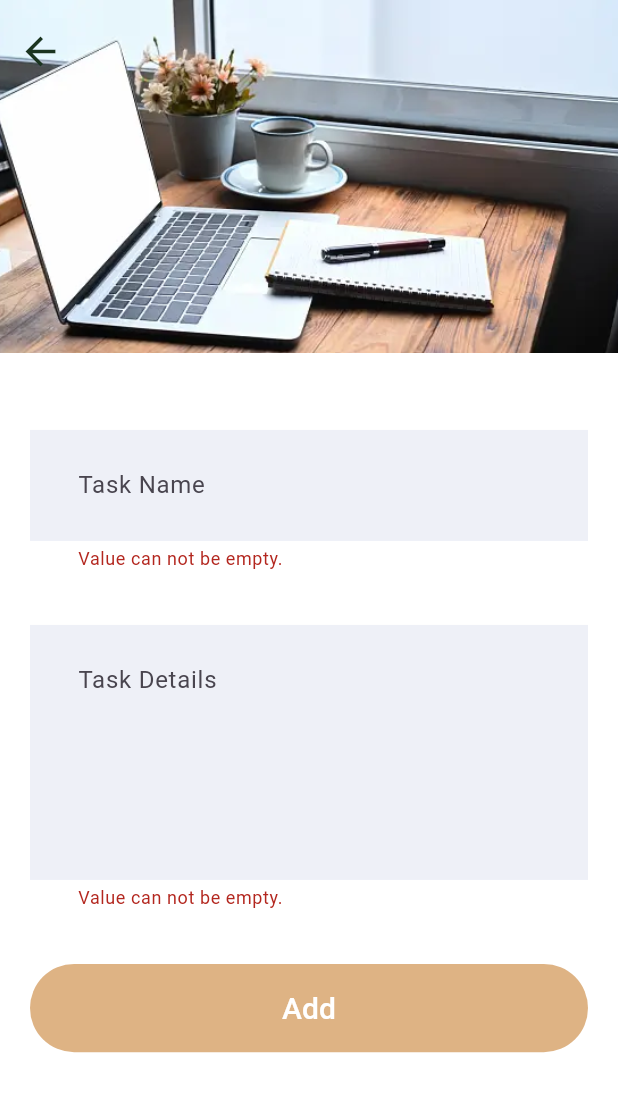
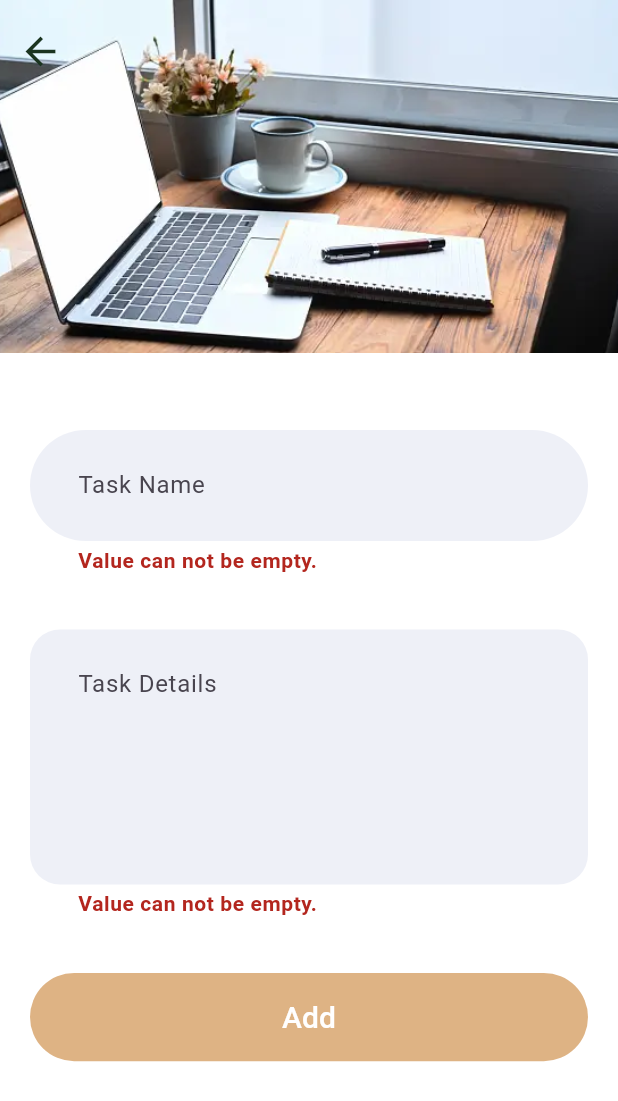
Before and after one commit to kwe92/Todo-App-Flutter-Go, a Flutter app: the AddTaskView screen opened by its route, after a tap on "Add", on a phone screen of 412 x 824 dp. Shown: the top 1101 px of the screen. Run offline on Flutter 3.47's test engine with Material 2 defaults, Android fonts, the phone set to English and light mode, and no system bars; our stand-ins replace auto_route, flutter_svg, get_it; project files that could hold a hidden picture were left out.

Commit message:
update: added error styling to InputDecoration theme

```diff
--- a/lib/app/themes/theme.dart
+++ b/lib/app/themes/theme.dart
@@ -1,3 +1,4 @@
+import 'package:flutter/cupertino.dart';
 import 'package:flutter/material.dart';
 import 'package:flutter_golang_yt/app/colors/app_colors.dart';
 
@@ -7,19 +8,23 @@ class AppTheme {
   const AppTheme._();
 
   /// getTheme returns the ThemeData to style the entire application.
-
-  static ThemeData getTheme() {
-    return ThemeData(
-      useMaterial3: true,
-      outlinedButtonTheme: primaryOutlinedButtonTheme,
-      inputDecorationTheme: singleLineInputDecorationTheme,
-      scaffoldBackgroundColor:
-          Colors.white, // the base background color of the Scaffold is off-white if you look hard enough you can see this
-    );
-  }
+  static ThemeData getTheme() => ThemeData(
+        useMaterial3: true,
+        outlinedButtonTheme: primaryOutlinedButtonTheme,
+        inputDecorationTheme: singleLineInputDecorationTheme,
+        // the base background color of the Scaffold is off-white
+        scaffoldBackgroundColor: Colors.white,
+        textSelectionTheme: TextSelectionThemeData(
+          cursorColor: AppColors.mainColor,
+          selectionColor: AppColors.mainColor.withOpacity(0.25),
+        ),
+        // change selectionHandleColor on IOS
+        cupertinoOverrideTheme: const CupertinoThemeData(
+          primaryColor: AppColors.mainColor,
+        ),
+      );
 }
 
-///
 const _singleLineBorder = OutlineInputBorder(
   borderSide: BorderSide.none,
   borderRadius: BorderRadius.all(
@@ -34,7 +39,6 @@ final _multiLineInputBorder = _singleLineBorder.copyWith(
 );
 
 /// style for single line TextFormFields.
-
 const singleLineInputDecorationTheme = InputDecorationTheme(
   contentPadding: EdgeInsets.symmetric(
     horizontal: 28.0,
@@ -46,12 +50,20 @@ const singleLineInputDecorationTheme = InputDecorationTheme(
   outlineBorder: BorderSide.none,
   enabledBorder: _singleLineBorder,
   focusedBorder: _singleLineBorder,
+  errorBorder: _singleLineBorder,
+  focusedErrorBorder: _singleLineBorder,
+  errorStyle: TextStyle(
+    fontSize: 14,
+    fontWeight: FontWeight.w600,
+  ),
 );
 
-/// style for single line TextFormFields.
+/// style for multi line TextFormFields.
 final multiLineInputDecorationTheme = singleLineInputDecorationTheme.copyWith(
   enabledBorder: _multiLineInputBorder,
   focusedBorder: _multiLineInputBorder,
+  errorBorder: _multiLineInputBorder,
+  focusedErrorBorder: _multiLineInputBorder,
 );
 
 final primaryOutlinedButtonTheme = OutlinedButtonThemeData(
```
